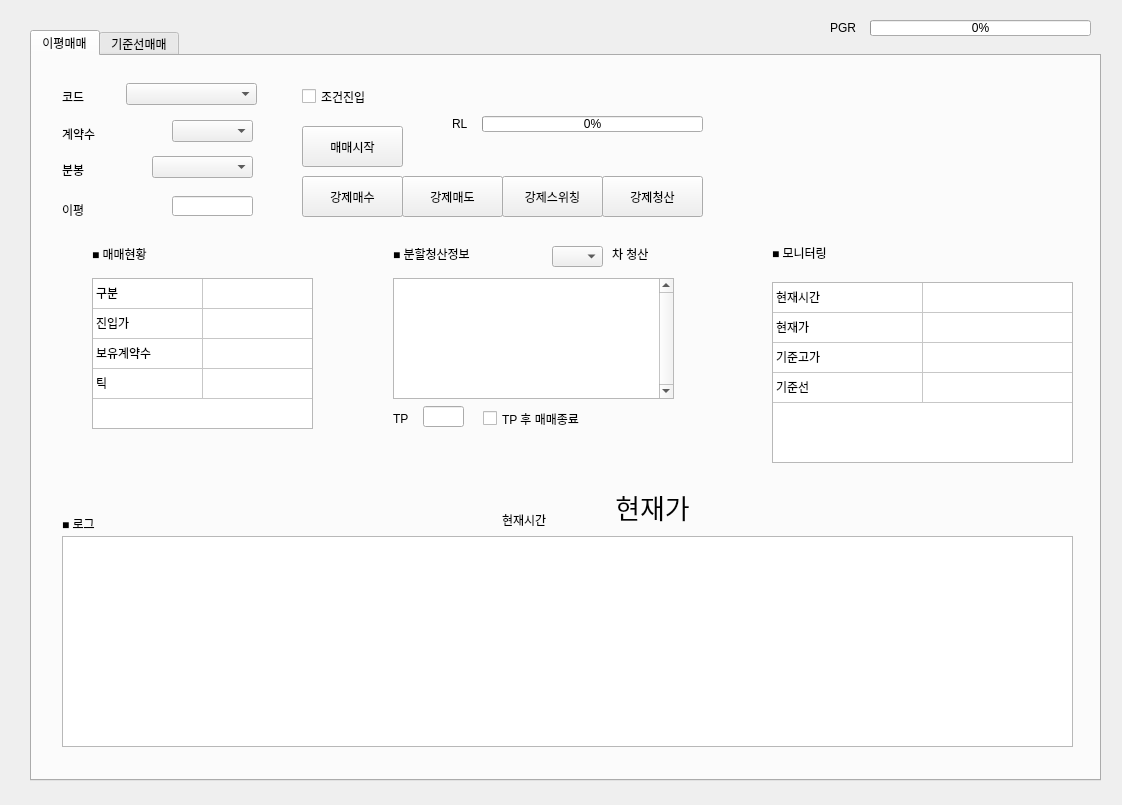
75sblee/20251111_apricot---apricot_KW_KOSPI_F_ma_point_v01, file ui/qt/main.ui: the form before one commit.
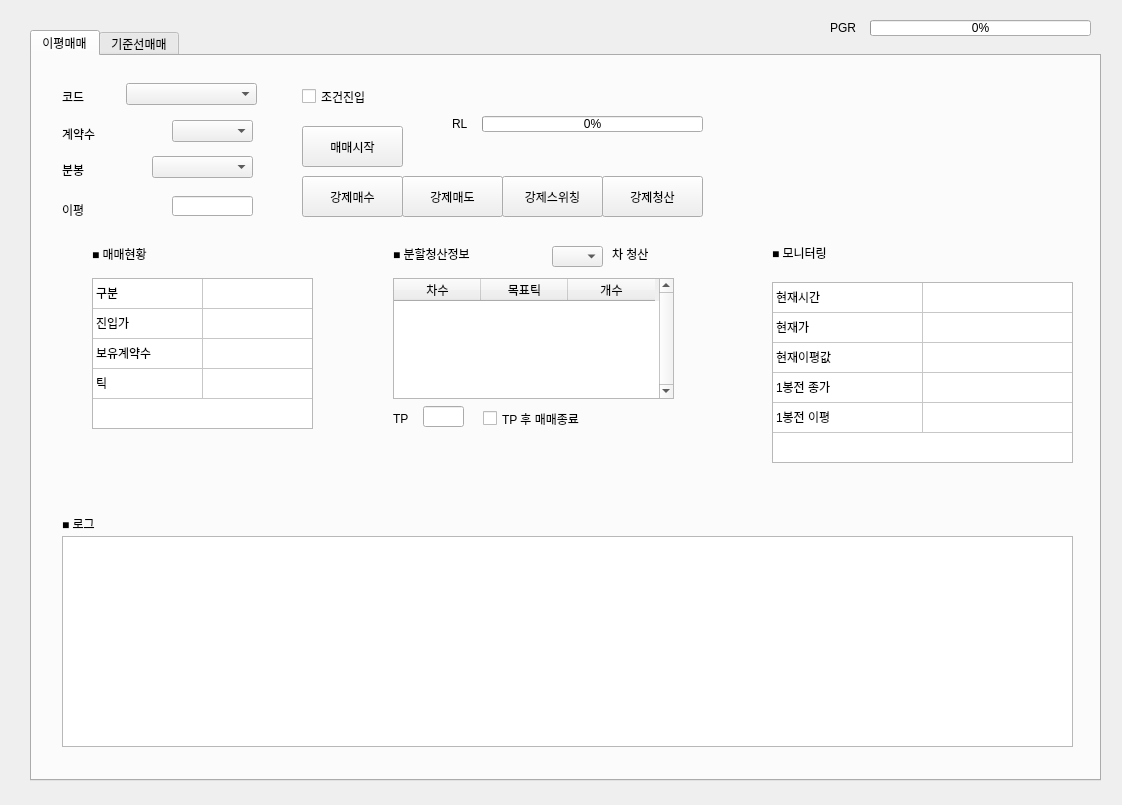
The form after the commit. The open tabs and pages were chosen to show the change.

```diff
--- a/ui/qt/main.ui
+++ b/ui/qt/main.ui
@@ -136,30 +136,6 @@
        <string>■ 매매현황</string>
       </property>
      </widget>
-     <widget class="QLabel" name="price_c_lb">
-      <property name="geometry">
-       <rect>
-        <x>560</x>
-        <y>430</y>
-        <width>121</width>
-        <height>41</height>
-       </rect>
-      </property>
-      <property name="font">
-       <font>
-        <family>맑은 고딕</family>
-        <pointsize>20</pointsize>
-        <weight>50</weight>
-        <bold>false</bold>
-       </font>
-      </property>
-      <property name="text">
-       <string>현재가</string>
-      </property>
-      <property name="alignment">
-       <set>Qt::AlignCenter</set>
-      </property>
-     </widget>
      <widget class="QComboBox" name="min_cb">
       <property name="geometry">
        <rect>
@@ -475,7 +451,7 @@
        <number>3</number>
       </property>
       <attribute name="horizontalHeaderVisible">
-       <bool>false</bool>
+       <bool>true</bool>
       </attribute>
       <attribute name="horizontalHeaderMinimumSectionSize">
        <number>34</number>
@@ -544,19 +520,6 @@
        <string>■ 분할청산정보</string>
       </property>
      </widget>
-     <widget class="QLabel" name="time_lb">
-      <property name="geometry">
-       <rect>
-        <x>470</x>
-        <y>456</y>
-        <width>81</width>
-        <height>16</height>
-       </rect>
-      </property>
-      <property name="text">
-       <string>현재시간</string>
-      </property>
-     </widget>
      <widget class="QLabel" name="label_6">
       <property name="geometry">
        <rect>
@@ -682,7 +645,7 @@
        <enum>Qt::ScrollBarAlwaysOff</enum>
       </property>
       <property name="rowCount">
-       <number>4</number>
+       <number>5</number>
       </property>
       <property name="columnCount">
        <number>2</number>
@@ -700,6 +663,7 @@
       <row/>
       <row/>
       <row/>
+      <row/>
       <column/>
       <column/>
       <item row="0" column="0">
@@ -714,12 +678,17 @@
       </item>
       <item row="2" column="0">
        <property name="text">
-        <string>기준고가</string>
+        <string>현재이평값</string>
        </property>
       </item>
       <item row="3" column="0">
        <property name="text">
-        <string>기준선</string>
+        <string>1봉전 종가</string>
+       </property>
+      </item>
+      <item row="4" column="0">
+       <property name="text">
+        <string>1봉전 이평</string>
        </property>
       </item>
      </widget>
```
Left out of the diff: 55 changed lines with no effect on the pictures.
